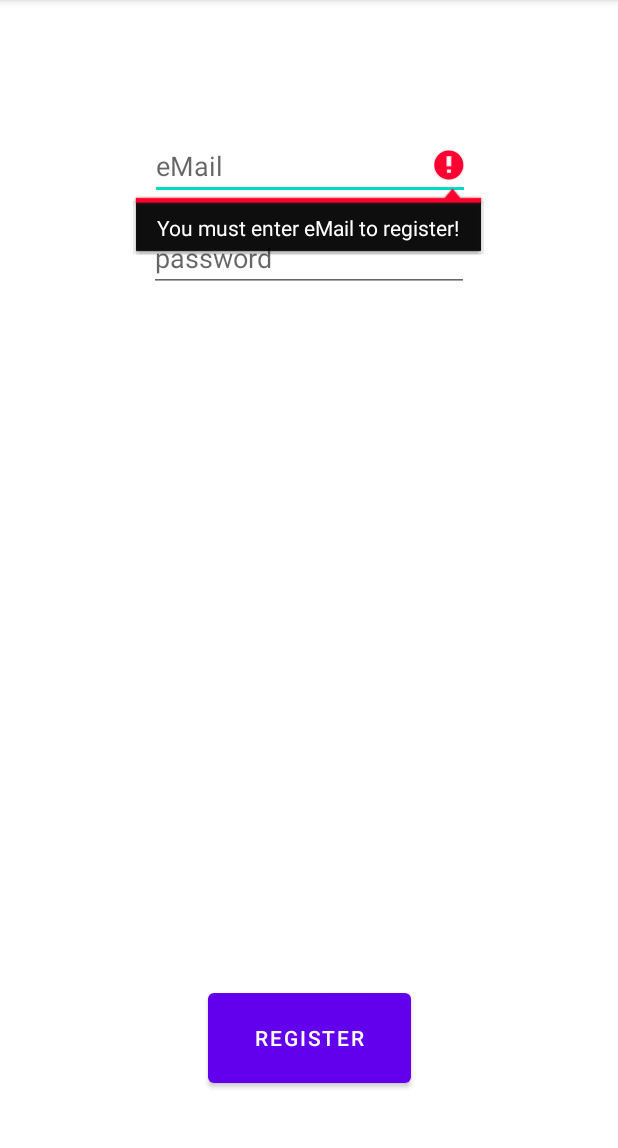
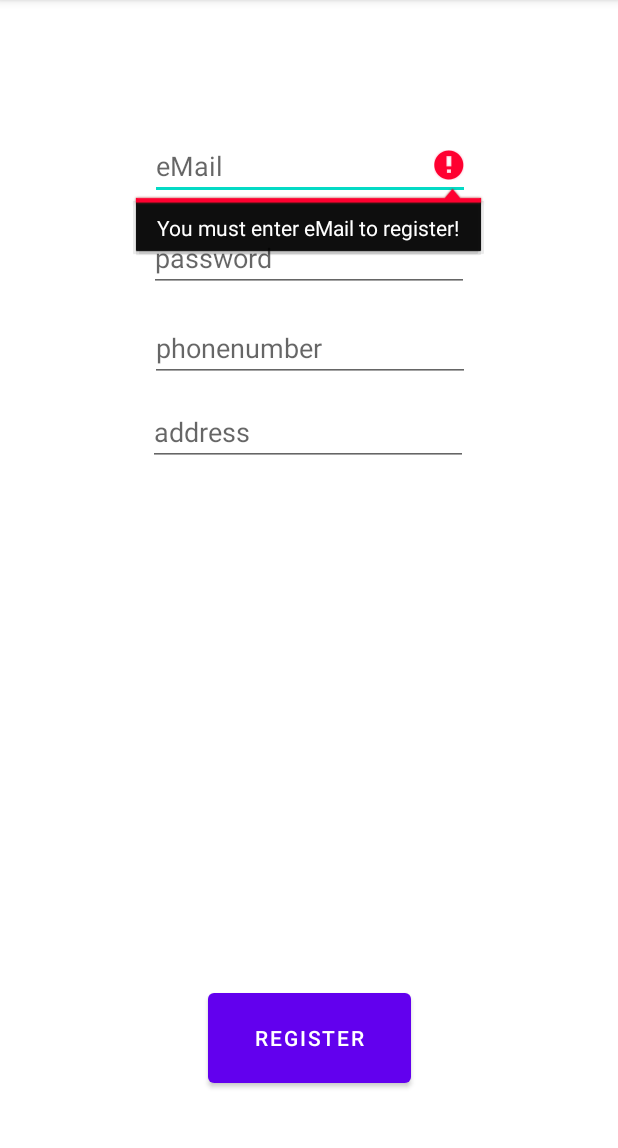
Before and after one commit to AndreyFriedman/M.I.A_Packages, an Android app: the Register screen opened directly, with no data from a screen before it, after a tap on "REGISTER", on a phone screen of 412 x 824 dp, the part 84-1232 px from its top. Run offline under Robolectric (Android 15) with nearby library versions, the phone set to English and light mode, and no system bars; our stand-ins replace Firebase (no records; nobody signed in at launch, a user with empty details on screens opened directly).

Commit message:
need to fix new client cart

```diff
--- a/app/src/main/res/layout/activity_register.xml
+++ b/app/src/main/res/layout/activity_register.xml
@@ -31,6 +31,32 @@
         app:layout_constraintStart_toStartOf="parent"
         app:layout_constraintTop_toBottomOf="@+id/clientUserName" />
 
+    <EditText
+        android:id="@+id/ClientPhone"
+        android:layout_width="wrap_content"
+        android:layout_height="wrap_content"
+        android:layout_marginTop="76dp"
+        android:ems="10"
+        android:hint="phonenumber"
+        android:inputType="textPersonName"
+        app:layout_constraintEnd_toEndOf="parent"
+        app:layout_constraintHorizontal_bias="0.502"
+        app:layout_constraintStart_toStartOf="parent"
+        app:layout_constraintTop_toBottomOf="@+id/clientUserName" />
+
+    <EditText
+        android:id="@+id/ClientAddress"
+        android:layout_width="wrap_content"
+        android:layout_height="wrap_content"
+        android:layout_marginTop="132dp"
+        android:ems="10"
+        android:hint="address"
+        android:inputType="textPersonName"
+        app:layout_constraintEnd_toEndOf="parent"
+        app:layout_constraintHorizontal_bias="0.497"
+        app:layout_constraintStart_toStartOf="parent"
+        app:layout_constraintTop_toBottomOf="@+id/clientUserName" />
+
     <Button
         android:id="@+id/registration"
         android:layout_width="135dp"
@@ -42,12 +68,4 @@
         app:layout_constraintEnd_toEndOf="parent"
         app:layout_constraintStart_toStartOf="parent" />
 
-    <androidx.recyclerview.widget.RecyclerView
-        android:layout_width="409dp"
-        android:layout_height="423dp"
-        android:layout_marginStart="1dp"
-        android:layout_marginTop="1dp"
-        app:layout_constraintStart_toStartOf="parent"
-        app:layout_constraintTop_toBottomOf="@+id/clientPassword" />
-
 </androidx.constraintlayout.widget.ConstraintLayout>
```
